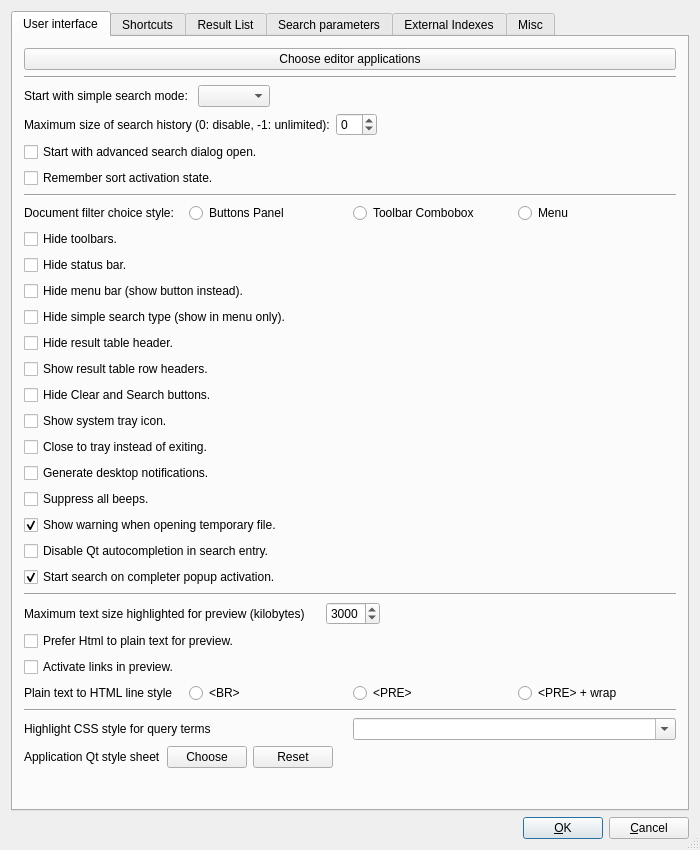
First picture: the form in src/qtgui/uiprefs.ui, repository alberti42/recoll-macos, before the edit.
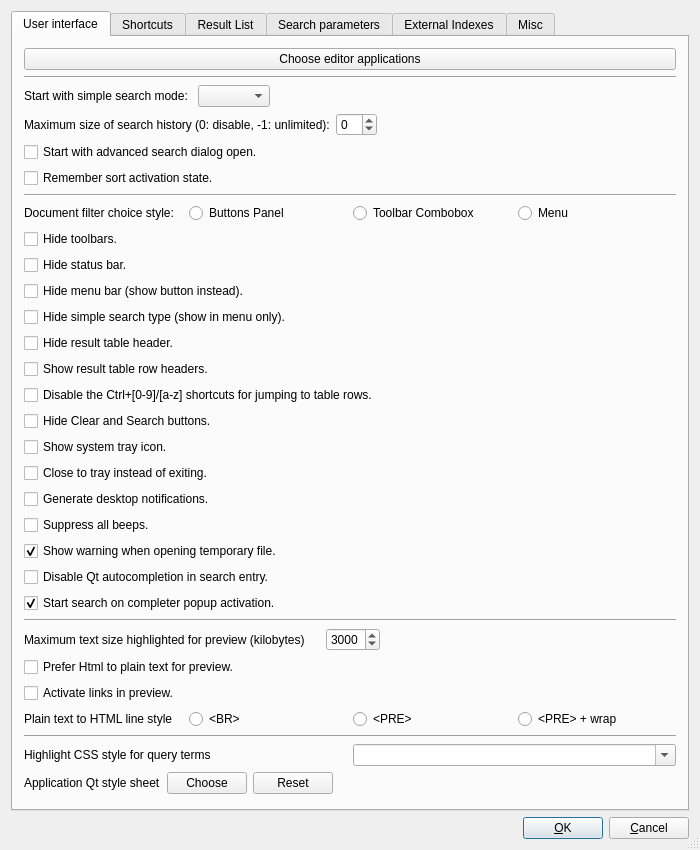
Second picture: the form after the edit.

Commit message: GUI: add pref to disable the row jump shortcuts

```diff
--- a/src/qtgui/uiprefs.ui
+++ b/src/qtgui/uiprefs.ui
@@ -248,6 +248,16 @@
          </property>
         </widget>
        </item>
+       <item>
+        <widget class="QCheckBox" name="noRowJumpShortcutsCB">
+         <property name="text">
+          <string>Disable the Ctrl+[0-9]/[a-z] shortcuts for jumping to table rows.</string>
+         </property>
+         <property name="checked">
+          <bool>false</bool>
+         </property>
+        </widget>
+       </item>
        <item>
         <widget class="QCheckBox" name="noClearSearchCB">
          <property name="text">
```
The commit also changes 5 other files.
